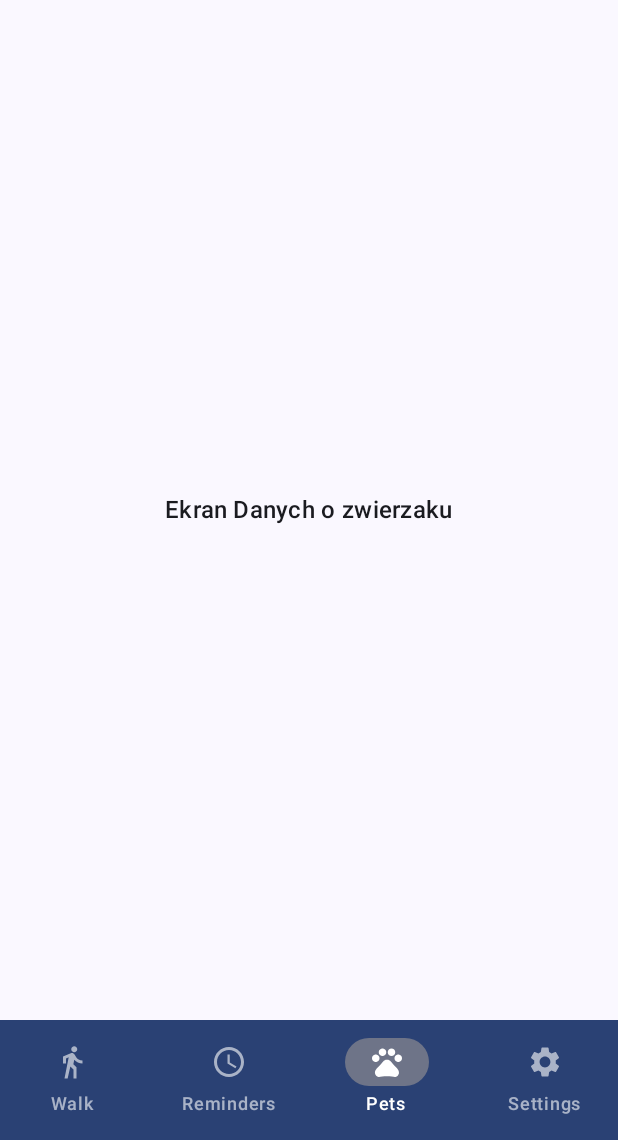
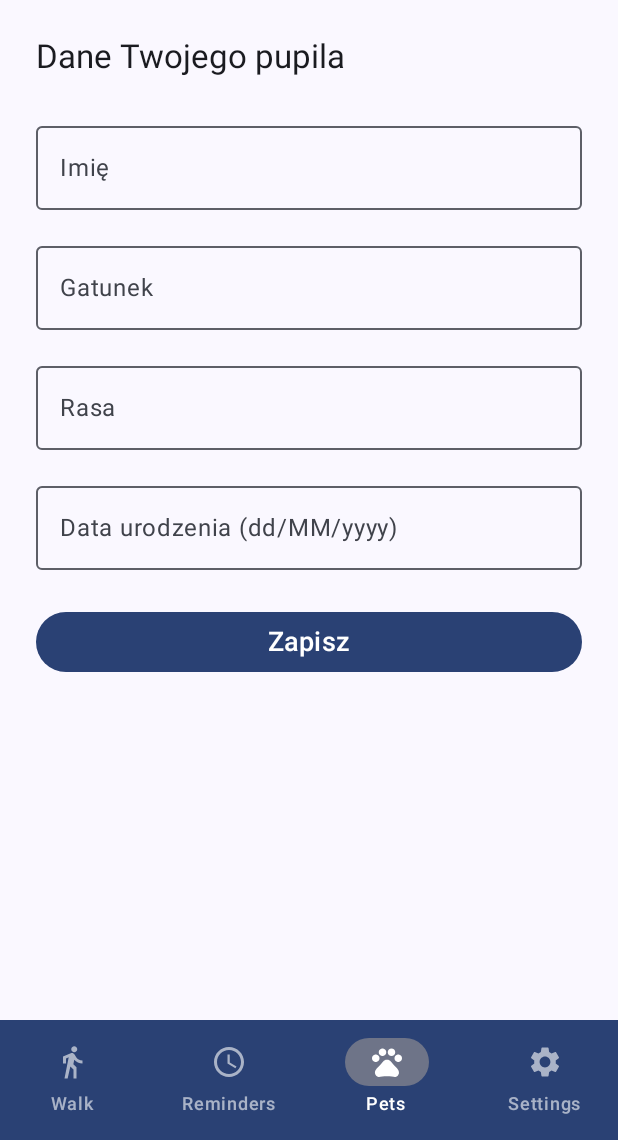
Before and after one commit to Ninverex/TrackTail, an Android app built with Jetpack Compose: the screen it shows after launch (MainActivity), item 3 of the bottom bar chosen, on a phone screen of 412 x 824 dp, the part 96-1236 px from its top. Run offline under Robolectric (Android 15) with nearby library versions, the phone set to English and light mode, and no system bars.

Commit message:
Add main and placeholder screens with Compose

```diff
--- a/app/src/main/java/com/example/tracktail/MainActivity.kt
+++ b/app/src/main/java/com/example/tracktail/MainActivity.kt
@@ -17,6 +17,7 @@ import androidx.compose.material.icons.filled.Schedule
 import androidx.compose.material.icons.filled.Pets
 import androidx.compose.material.icons.filled.Settings
 import com.example.tracktail.ui.theme.TrackTailTheme
+import com.example.tracktail.screens.PetDataScreen
 
 class MainActivity : ComponentActivity() {
     override fun onCreate(savedInstanceState: Bundle?) {
@@ -120,7 +121,7 @@ fun MainScreen() {
                 when (selectedItem) {
                     0 -> Text("Ekran Spaceru GPS", style = MaterialTheme.typography.titleMedium)
                     1 -> Text("Ekran Przypomnień", style = MaterialTheme.typography.titleMedium)
-                    2 -> Text("Ekran Danych o zwierzaku", style = MaterialTheme.typography.titleMedium)
+                    2 -> PetDataScreen()
                     3 -> Text("Ekran Ustawień", style = MaterialTheme.typography.titleMedium)
                 }
             }
--- a/app/src/main/java/com/example/tracktail/screens/PetDataScreen.kt
+++ b/app/src/main/java/com/example/tracktail/screens/PetDataScreen.kt
@@ -1 +1,92 @@
 package com.example.tracktail.screens
+
+
+import androidx.compose.foundation.layout.*
+import androidx.compose.foundation.text.KeyboardOptions
+import androidx.compose.material3.*
+import androidx.compose.runtime.*
+import androidx.compose.ui.Modifier
+import androidx.compose.ui.text.input.KeyboardType
+import androidx.compose.ui.tooling.preview.Preview
+import androidx.compose.ui.unit.dp
+import androidx.compose.ui.unit.sp
+import com.example.tracktail.MainScreen
+import com.example.tracktail.ui.theme.TrackTailTheme
+import java.text.SimpleDateFormat
+import java.util.*
+
+@Preview(showBackground = true, showSystemUi = true)
+@Composable
+fun PetDataScreenPreview() {
+    TrackTailTheme {
+        PetDataScreen()
+    }
+}
+
+@Composable
+fun PetDataScreen() {
+    var petName by remember { mutableStateOf("") }
+    var petSpecies by remember { mutableStateOf("") }
+    var petBreed by remember { mutableStateOf("") }
+    var petBirthday by remember { mutableStateOf("") }
+
+    Column(
+        modifier = Modifier
+            .fillMaxSize()
+            .padding(24.dp),
+        verticalArrangement = Arrangement.Top
+    ) {
+        Text(
+            text = "Dane Twojego pupila",
+            style = MaterialTheme.typography.titleLarge,
+            modifier = Modifier.padding(bottom = 24.dp)
+        )
+
+        OutlinedTextField(
+            value = petName,
+            onValueChange = { petName = it },
+            label = { Text("Imię") },
+            modifier = Modifier.fillMaxWidth()
+        )
+
+        Spacer(modifier = Modifier.height(16.dp))
+
+        OutlinedTextField(
+            value = petSpecies,
+            onValueChange = { petSpecies = it },
+            label = { Text("Gatunek") },
+            modifier = Modifier.fillMaxWidth()
+        )
+
+        Spacer(modifier = Modifier.height(16.dp))
+
+        OutlinedTextField(
+            value = petBreed,
+            onValueChange = { petBreed = it },
+            label = { Text("Rasa") },
+            modifier = Modifier.fillMaxWidth()
+        )
+
+        Spacer(modifier = Modifier.height(16.dp))
+
+        OutlinedTextField(
+            value = petBirthday,
+            onValueChange = { petBirthday = it },
+            label = { Text("Data urodzenia (dd/MM/yyyy)") },
+            keyboardOptions = KeyboardOptions(keyboardType = KeyboardType.Number),
+            modifier = Modifier.fillMaxWidth()
+        )
+
+        Spacer(modifier = Modifier.height(24.dp))
+
+        Button(
+            onClick = {
+                // TODO: Zapis danych w JSON lub SharedPreferences
+                println("Pet saved: $petName, $petSpecies, $petBreed, $petBirthday")
+            },
+            modifier = Modifier.fillMaxWidth()
+        ) {
+            Text(text = "Zapisz", fontSize = 18.sp)
+        }
+    }
+}
```
